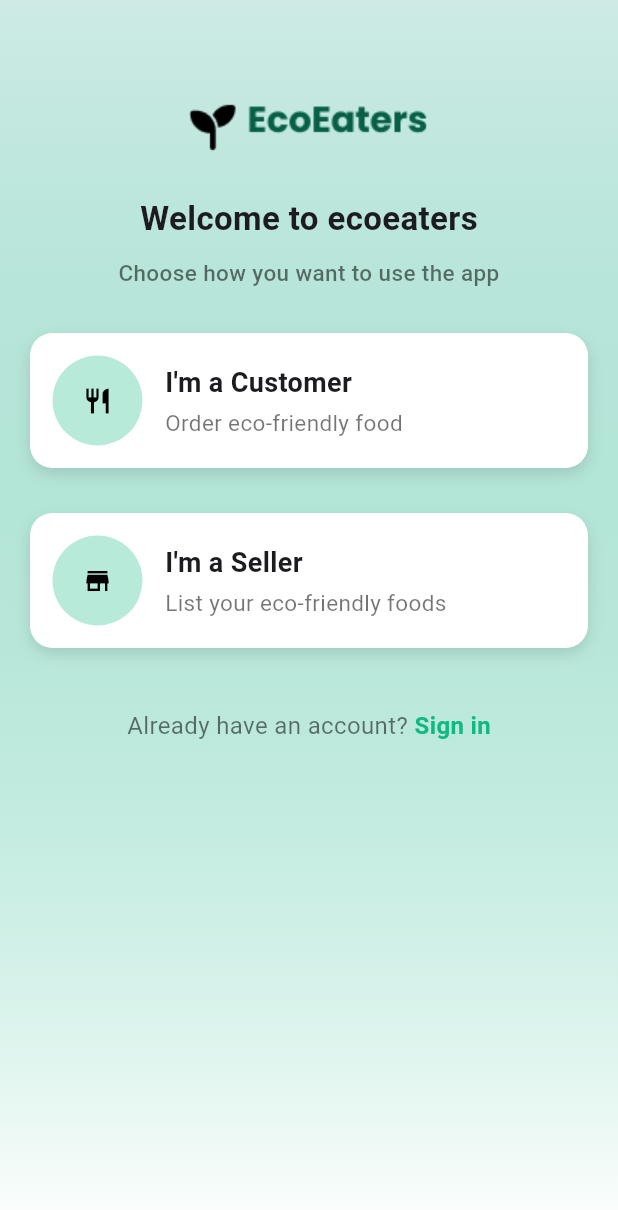
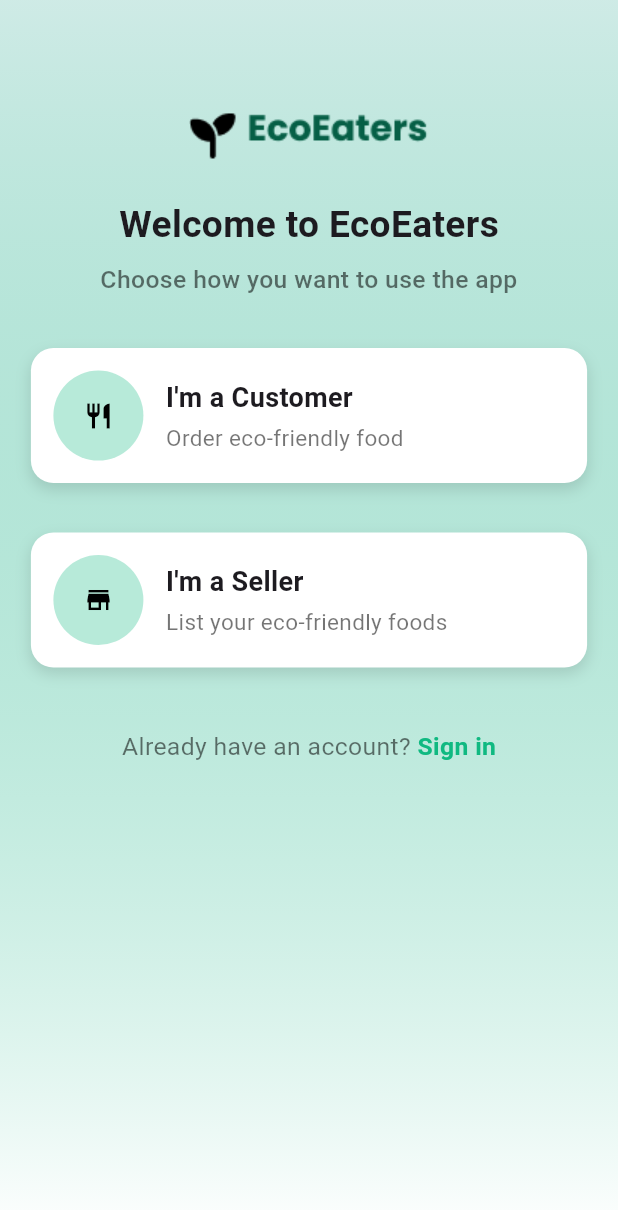
Before and after one commit to Faridaessam1/EcoEatersApp, a Flutter app: the screen it shows after launch, on a phone screen of 412 x 824 dp. Shown: the top 1210 px of the screen. Run offline on Flutter 3.47's test engine with Material 3 defaults, Android fonts, the phone set to English and light mode, and no system bars; our stand-ins replace bot_toast, flutter_easyloading, flutter_screenutil, smooth_page_indicator.

Commit message:
finish user type screen

```diff
--- a/lib/ui/auth/user_type.dart
+++ b/lib/ui/auth/user_type.dart
@@ -1,5 +1,6 @@
 import 'package:eco_eaters_app/core/constants/app_assets.dart';
 import 'package:eco_eaters_app/ui/auth/login_screen.dart';
+import 'package:eco_eaters_app/ui/auth/sign_up_screen.dart';
 import 'package:eco_eaters_app/ui/auth/widget/user_type_card.dart';
 import 'package:flutter/material.dart';
 import '../../core/constants/app_colors.dart';
@@ -7,9 +8,14 @@ import '../../core/constants/app_colors.dart';
 class UserTypeScreen extends StatelessWidget {
   @override
   Widget build(BuildContext context) {
+    final Size screenSize = MediaQuery.of(context).size;
+    final double screenWidth = screenSize.width;
+    final double screenHeight = screenSize.height;
+
     return Scaffold(
       body: Container(
         width: double.infinity,
+        height: screenHeight,
         decoration: BoxDecoration(
           gradient: LinearGradient(
             colors: [AppColors.primaryColor.withOpacity(0.2), AppColors.white],
@@ -20,52 +26,68 @@ class UserTypeScreen extends StatelessWidget {
         child: Column(
           crossAxisAlignment: CrossAxisAlignment.center,
           children: [
-            SizedBox(height: 60),
-            Image.asset(AppAssets.appLogo, height: 50),
-            SizedBox(height: 20),
+            SizedBox(height: screenHeight * 0.08),
+            Image.asset(AppAssets.appLogo, height: screenHeight * 0.06),
+            SizedBox(height: screenHeight * 0.02),
 
             Text(
-              "Welcome to ecoeaters",
+              "Welcome to EcoEaters",
               style: TextStyle(
-                fontSize: 22,
+                fontSize: screenWidth * 0.06,
                 fontWeight: FontWeight.bold,
               ),
             ),
-            SizedBox(height: 10),
+            SizedBox(height: screenHeight * 0.01),
 
             Text(
               "Choose how you want to use the app",
               textAlign: TextAlign.center,
               style: TextStyle(
-                fontSize: 15,
+                fontSize: screenWidth * 0.04,
                 fontWeight: FontWeight.w500,
                 color: Colors.black54,
               ),
             ),
-            SizedBox(height: 30),
-
+            SizedBox(height: screenHeight * 0.04),
 
             Padding(
-              padding: const EdgeInsets.symmetric(horizontal: 20),
+              padding: EdgeInsets.symmetric(horizontal: screenWidth * 0.05),
               child: Column(
                 children: [
-                  UserTypeCard(icon: Icons.restaurant, text: "I'm a Customer"),
-                  SizedBox(height: 30),
-                  UserTypeCard(icon: Icons.store, text: "I'm a Seller"),
+                  GestureDetector(
+                    onTap: () {
+                      Navigator.push(
+                        context,
+                        MaterialPageRoute(builder: (context) => SignUpScreen()),
+                      );
+                    },
+                    child: UserTypeCard(icon: Icons.restaurant, text: "I'm a Customer"),
+                  ),
+                  SizedBox(height: screenHeight * 0.04),
+                  GestureDetector(
+                    onTap: () {
+                      Navigator.push(
+                        context,
+                        MaterialPageRoute(builder: (context) => SignUpScreen()),
+                      );
+                    },
+                    child: UserTypeCard(icon: Icons.store, text: "I'm a Seller"),
+                  ),
                 ],
               ),
-            ),
-            SizedBox(height: 40),
+            ), // **Closed Padding correctly**
+
+            SizedBox(height: screenHeight * 0.05), // **Moved outside Padding**
 
             Row(
               mainAxisAlignment: MainAxisAlignment.center,
               children: [
-                Text("Already have an account?", style: TextStyle(fontSize: 16, color: Colors.black54)),
+                Text("Already have an account?", style: TextStyle(fontSize: screenWidth * 0.04, color: Colors.black54)),
                 GestureDetector(
                   onTap: () => Navigator.push(context, MaterialPageRoute(builder: (_) => LoginScreen())),
                   child: Text(
                     " Sign in",
-                    style: TextStyle(fontSize: 16, fontWeight: FontWeight.bold, color: AppColors.primaryColor),
+                    style: TextStyle(fontSize: screenWidth * 0.04, fontWeight: FontWeight.bold, color: AppColors.primaryColor),
                   ),
                 ),
               ],
--- a/lib/ui/auth/widget/user_type_card.dart
+++ b/lib/ui/auth/widget/user_type_card.dart
@@ -25,13 +25,15 @@ class UserTypeCard extends StatelessWidget {
       ),
       child: Row(
         children: [
-          Container(
-            padding: EdgeInsets.all(20),
-            decoration: BoxDecoration(
-              color: AppColors.primaryColor.withOpacity(0.3),
-              shape: BoxShape.circle,
+          GestureDetector(
+            child: Container(
+              padding: EdgeInsets.all(20),
+              decoration: BoxDecoration(
+                color: AppColors.primaryColor.withOpacity(0.3),
+                shape: BoxShape.circle,
+              ),
+              child: Icon(icon, color: AppColors.black, size: 20),
             ),
-            child: Icon(icon, color: AppColors.black, size: 20),
           ),
           SizedBox(width: 15),
           Column(
```
